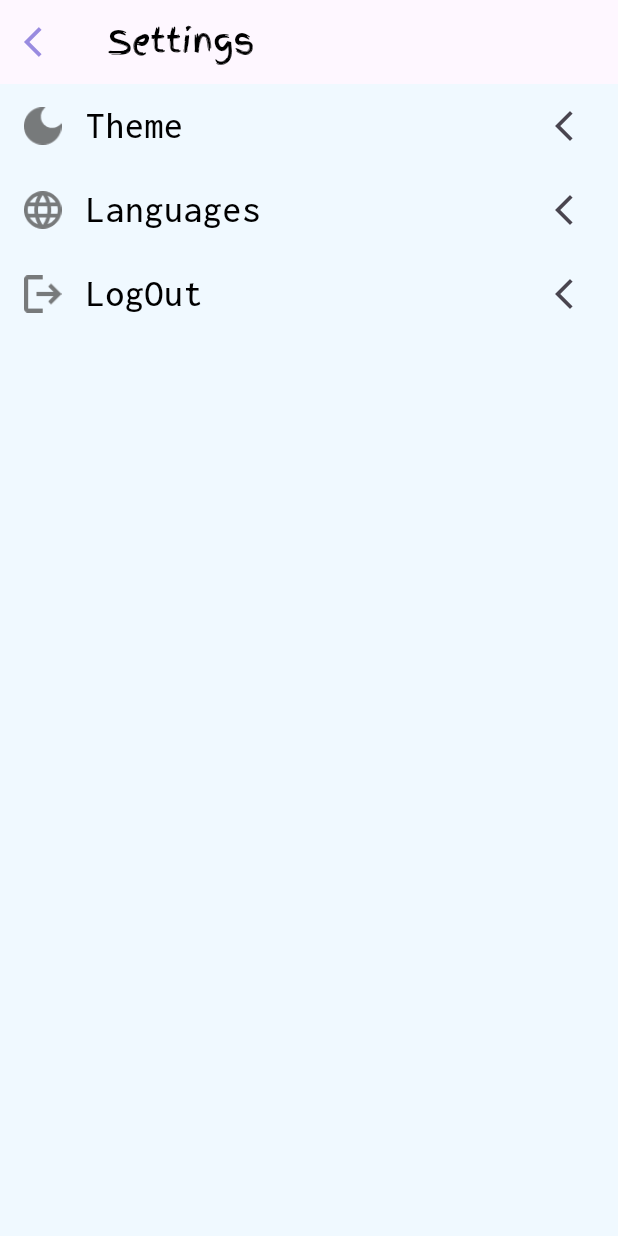
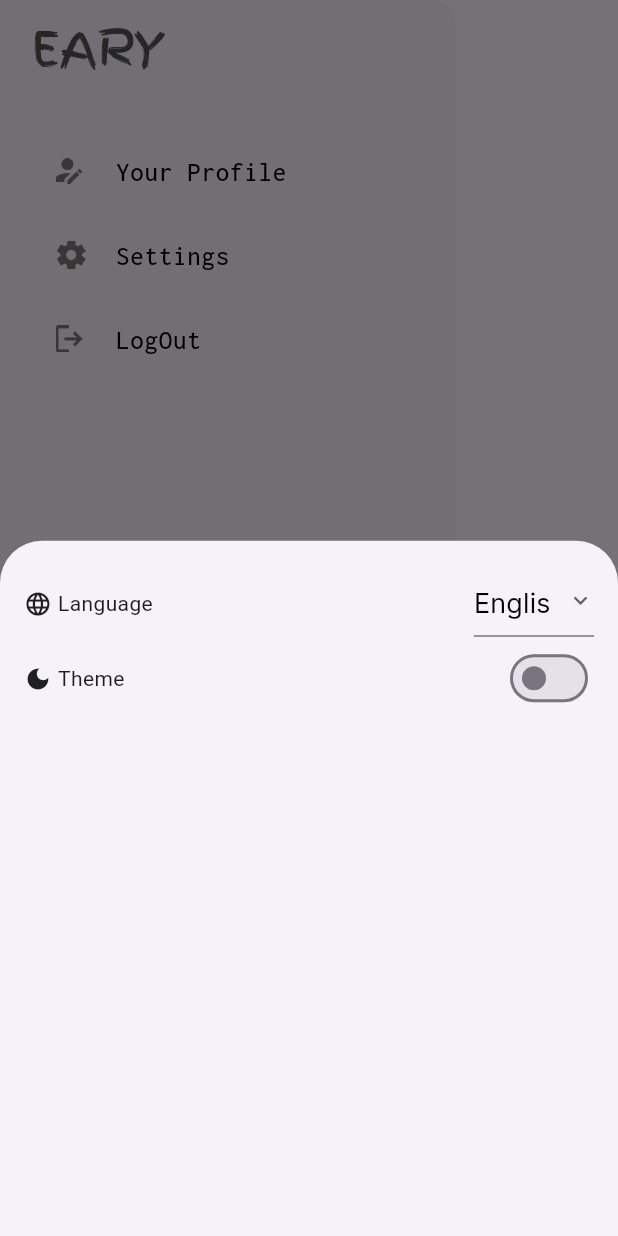
Before and after one commit to mohammedzidan1/eary, a Flutter app: the CustomDrawer widget shown alone on an empty page, opened directly, after a tap on "Settings", on a phone screen of 412 x 824 dp. Run offline on Flutter 3.47's test engine with Material 2 defaults, Android fonts, the phone set to English and light mode, and no system bars; our stand-ins replace animated_splash_screen, bloc, easy_localization, equatable, firebase_auth, firebase_core and 9 more; missing offline and left inert: firestore_model; accounts and stored records are empty; network calls fail.

Commit message:
add hive local storage && theme mode switch

```diff
--- /dev/null
+++ b/lib/core/config/app_storage.dart
@@ -0,0 +1,43 @@
+import 'package:flutter/foundation.dart';
+import 'package:flutter/material.dart';
+import 'package:flutter/scheduler.dart';
+import 'package:hive_flutter/hive_flutter.dart';
+
+abstract class AppStorage {
+  static const _appBoxName = 'appBox';
+  static const _themeMode = 'theme_mode';
+  static const _locale = 'locale';
+  static const _defaultLocale = 'en';
+  static final Box _appBox = Hive.box(_appBoxName);
+
+  static init() async {
+    await Hive.initFlutter();
+    await Hive.openBox(_appBoxName);
+  }
+
+  static ValueListenable appBoxListener() {
+    return _appBox.listenable(keys: [_themeMode, _locale]);
+  }
+
+  static ThemeMode getThemeMode() {
+    var brightness = SchedulerBinding.instance.window.platformBrightness;
+    bool isDarkMode = brightness == Brightness.dark;
+    String mode =
+        isDarkMode ? ThemeMode.dark.toString() : ThemeMode.light.toString();
+    mode = _appBox.get(_themeMode, defaultValue: mode);
+
+    return ThemeMode.values.firstWhere((element) => element.toString() == mode);
+  }
+
+  static setThemeMode(ThemeMode themeMode) async {
+    await _appBox.put(_themeMode, themeMode.toString());
+  }
+
+  static setLocale(String locale) async {
+    await _appBox.put(_locale, locale);
+  }
+
+  static String getLocale() {
+    return _appBox.get(_locale, defaultValue: _defaultLocale);
+  }
+}
--- /dev/null
+++ b/lib/core/widgets/theme_switch.dart
@@ -0,0 +1,31 @@
+import 'package:eary/core/config/app_storage.dart';
+import 'package:flutter/material.dart';
+
+class ThemeSwitch extends StatefulWidget {
+  const ThemeSwitch({super.key});
+
+  @override
+  State<ThemeSwitch> createState() => _ThemeSwitchState();
+}
+
+class _ThemeSwitchState extends State<ThemeSwitch> {
+  final bool _isDark = AppStorage.getThemeMode() == ThemeMode.dark;
+
+  @override
+  Widget build(BuildContext context) {
+    return Switch(
+      value: _isDark,
+      activeColor: Colors.teal,
+      onChanged: (bool value) {
+        setState(() {
+          if (_isDark == false) {
+            AppStorage.setThemeMode(ThemeMode.dark);
+          } else {
+            AppStorage.setThemeMode(ThemeMode.light);
+          }
+        });
+        Navigator.of(context).pop();
+      },
+    );
+  }
+}
--- a/lib/main.dart
+++ b/lib/main.dart
@@ -1,3 +1,4 @@
+import 'package:eary/core/config/app_storage.dart';
 import 'package:eary/firebase_options.dart';
 import 'package:eary/modules/authontication/model/user.dart';
 import 'package:easy_localization/easy_localization.dart';
@@ -9,7 +10,7 @@ import 'app/app.dart';
 
 void main() async {
   WidgetsFlutterBinding.ensureInitialized();
-
+  await AppStorage.init();
   await Firebase.initializeApp(
     options: DefaultFirebaseOptions.currentPlatform,
   );
@@ -21,7 +22,8 @@ void main() async {
     EasyLocalization(
       path: "assets/translations",
       supportedLocales: const [Locale('en'), Locale('ar')],
-      startLocale: const Locale('en'),
+      startLocale: Locale(AppStorage.getLocale(), ''),
+      fallbackLocale: const Locale('ar'),
       useOnlyLangCode: true,
       child: const MyApp(),
     ),
--- a/lib/modules/lay_out/view/widgets/custom_drawer.dart
+++ b/lib/modules/lay_out/view/widgets/custom_drawer.dart
@@ -4,6 +4,8 @@ import 'package:eary/core/utilites/app_images.dart';
 import 'package:eary/core/utilites/font_manager.dart';
 import 'package:eary/core/widgets/custom_text.dart';
 import 'package:eary/modules/authontication/view_model/auth_bloc.dart';
+import 'package:eary/modules/lay_out/view/widgets/settings_bottom_sheet.dart';
+import 'package:easy_localization/easy_localization.dart';
 import 'package:flutter/material.dart';
 import 'package:flutter_screenutil/flutter_screenutil.dart';
 
@@ -16,7 +18,7 @@ class CustomDrawer extends StatelessWidget {
   Widget build(BuildContext context) {
     return SafeArea(
       child: Drawer(
-        backgroundColor: const Color(0xffF0F9FF),
+        // backgroundColor: const Color(0xffF0F9FF),
         child: Container(
           margin: const EdgeInsets.only(top: 10, left: 21),
           child: Column(
@@ -26,7 +28,7 @@ class CustomDrawer extends StatelessWidget {
                 fontSize: 32.sp,
                 fontWeight: FontWeight.w400,
                 fontFamily: AppFontFamily.fingerPaintFamily,
-                text: AppStrings.eary,
+                text: "eary".tr(),
                 color: Color(0xff525252),
               ),
               SizedBox(
@@ -41,25 +43,32 @@ class CustomDrawer extends StatelessWidget {
                   Navigator.pushNamed(context, RoutsNames.profile);
                 },
               ),
-              DrawerItem(
-                  text: AppStrings.languages,
-                  image: AppImages.languages,
-                  imageHeight: 20,
-                  imageWidth: 20,
-                  onTap: () {}),
-              DrawerItem(
-                  text: AppStrings.theme,
-                  image: AppImages.themes,
-                  imageHeight: 18,
-                  imageWidth: 18,
-                  onTap: () {}),
+              // DrawerItem(
+              //     text: AppStrings.languages,
+              //     image: AppImages.languages,
+              //     imageHeight: 20,
+              //     imageWidth: 20,
+              //     onTap: () {}),
+              // DrawerItem(
+              //     text: AppStrings.theme,
+              //     image: AppImages.themes,
+              //     imageHeight: 18,
+              //     imageWidth: 18,
+              //     onTap: () {}),
               DrawerItem(
                   text: AppStrings.settings,
                   image: AppImages.settings,
                   imageHeight: 20,
                   imageWidth: 20,
                   onTap: () {
-                    Navigator.pushNamed(context, RoutsNames.settings);
+                    showModalBottomSheet(
+                      context: context,
+                      elevation: 10,
+                      builder: (BuildContext context) {
+                        return const SettingsBottomSheet();
+                      },
+                    );
+                    // Navigator.pushNamed(context, RoutsNames.settings);
                   }),
               DrawerItem(
                   text: AppStrings.logOut,
@@ -82,13 +91,13 @@ class CustomDrawer extends StatelessWidget {
                               onPressed: () {
                                 Navigator.of(context).pop();
                               },
-                              child:  Text(AppStrings.cancel),
+                              child: Text(AppStrings.cancel),
                             ),
                             MaterialButton(
                               onPressed: () {
                                 AuthBloc().logOut(context);
                               },
-                              child:  Text(AppStrings.ok),
+                              child: Text(AppStrings.ok),
                             ),
                           ],
                         );
--- /dev/null
+++ b/lib/modules/lay_out/view/widgets/settings_bottom_sheet.dart
@@ -0,0 +1,102 @@
+import 'package:eary/core/config/app_storage.dart';
+import 'package:eary/core/utilites/font_manager.dart';
+import 'package:eary/core/widgets/custom_text.dart';
+import 'package:eary/core/widgets/theme_switch.dart';
+import 'package:easy_localization/easy_localization.dart';
+import 'package:flutter/material.dart';
+import 'package:flutter_form_builder/flutter_form_builder.dart';
+import 'package:flutter_screenutil/flutter_screenutil.dart';
+
+class SettingsBottomSheet extends StatefulWidget {
+  const SettingsBottomSheet({Key? key}) : super(key: key);
+
+  @override
+  State<SettingsBottomSheet> createState() => _SettingsBottomSheetState();
+}
+
+class _SettingsBottomSheetState extends State<SettingsBottomSheet> {
+  final _langList = ['العربية', 'English'];
+
+  String? _langSelected;
+  @override
+  void initState() {
+    _langSelected = AppStorage.getLocale() == 'ar' ? 'العربية' : 'English';
+    super.initState();
+  }
+
+  @override
+  Widget build(BuildContext context) {
+    return Container(
+      width: double.infinity,
+      padding: const EdgeInsets.all(16),
+      child: Column(
+        children: [
+          _item(
+            title: 'Language',
+            icon: Icons.language,
+            leading: _langButton(),
+          ),
+          _item(
+            title: 'Theme',
+            icon: Icons.dark_mode,
+            leading: const ThemeSwitch(),
+          ),
+        ],
+      ),
+    );
+  }
+
+  _langButton() {
+    return SizedBox(
+      height: 50.h,
+      width: 80.w,
+      child: FormBuilderDropdown(
+        initialValue: _langSelected ?? '',
+        name: 'type',
+        icon: const Icon(Icons.keyboard_arrow_down),
+        iconSize: 18.sp,
+        items: List<DropdownMenuItem>.from(
+          _langList.map(
+            (e) => DropdownMenuItem(
+              value: e,
+              child: CustomText(
+                text: e,
+                color: Colors.black,
+                fontSize: 18.sp,
+                fontWeight: FontWeight.w500,
+                fontFamily: AppFontFamily.inter,
+              ),
+            ),
+          ),
+        ),
+        onChanged: (value) {
+          _langSelected = value;
+          if (_langSelected == 'English') {
+            AppStorage.setLocale('en');
+            context.setLocale(const Locale('en', ''));
+            debugPrint('local : ${AppStorage.getLocale()}');
+          } else {
+            AppStorage.setLocale('ar');
+            context.setLocale(const Locale('ar', ''));
+            debugPrint('local : ${AppStorage.getLocale()}');
+          }
+        },
+      ),
+    );
+  }
+}
+
+Widget _item({String? title, IconData? icon, Widget? leading}) {
+  return Row(
+    children: [
+      Icon(
+        icon!,
+        size: 18.h,
+      ),
+      const SizedBox(width: 4),
+      Text(title!),
+      const Spacer(),
+      leading!,
+    ],
+  );
+}
--- a/pubspec.yaml
+++ b/pubspec.yaml
@@ -54,6 +54,7 @@ dependencies:
   form_builder_validators: ^8.5.0
   flutter_keyboard_visibility: ^5.4.0
   firebase_storage: ^11.0.15
+  hive_flutter: ^1.1.0
 
 
 dev_dependencies:
```
Also changed, not shown: lib/app/app.dart (+8 -1 lines), lib/core/config/localization/languages/appStrings_strings.dart (+40 -43 lines), pubspec.lock, 1 other file.
